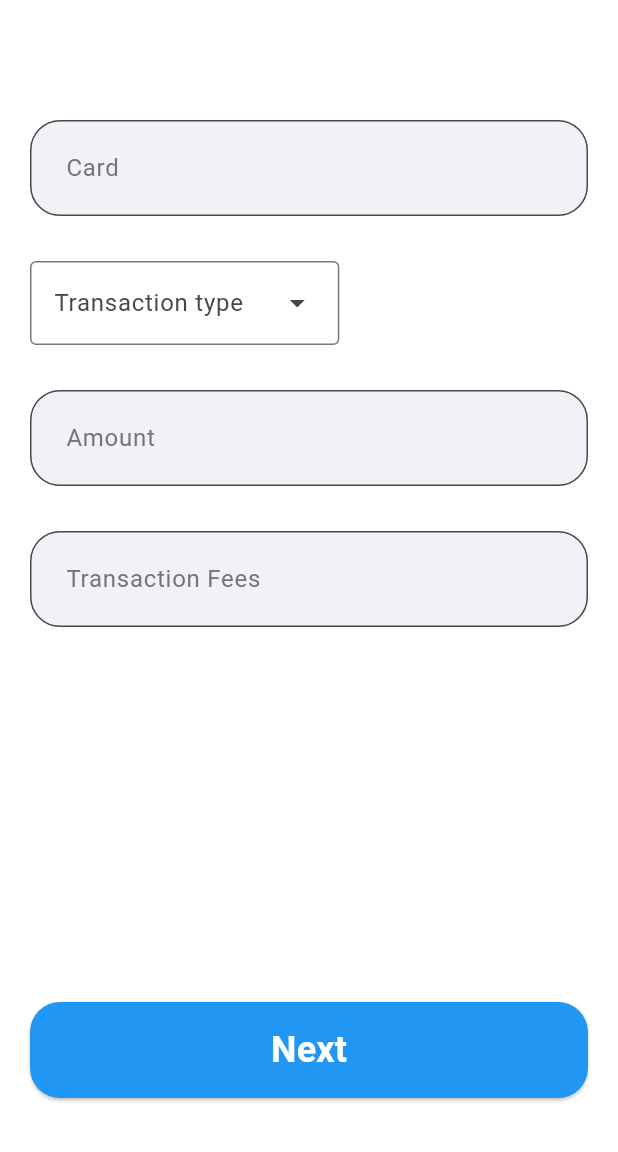
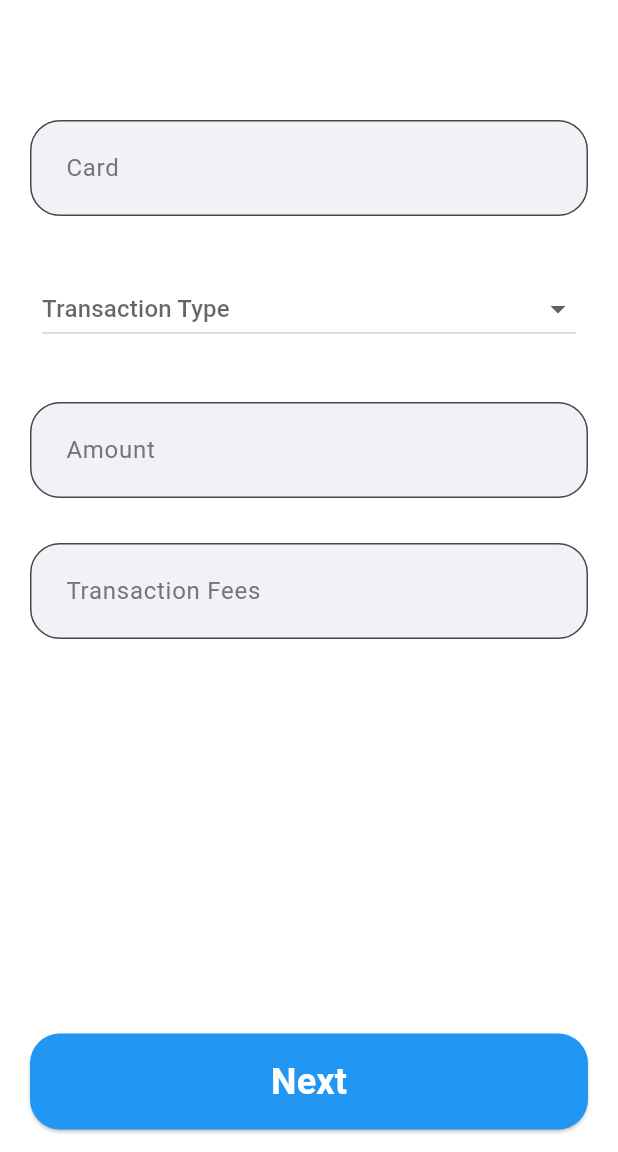
Before and after one commit to monzerabdullah/katib_kashi, a Flutter app: the TransactionView screen opened directly, after a tap on "Next", on a phone screen of 412 x 824 dp, the part 84-1236 px from its top. Run offline on Flutter 3.47's test engine with Material 3 defaults, Android fonts, the phone set to English and light mode, and no system bars; our stand-ins replace carousel_slider, flutter_svg.

Commit message:
update the drop down menu widget with a dropdown extended button

```diff
--- a/lib/views/transaction_view.dart
+++ b/lib/views/transaction_view.dart
@@ -80,30 +80,38 @@ class _TransactionViewState extends State<TransactionView> {
               const SizedBox(
                 height: 30,
               ),
-              DropdownMenu(
-                onSelected: (value) {
+              Padding(
+                padding: const EdgeInsets.all(8.0),
+                child: DropdownButton(
+                  onChanged: (value) {
+                    setState(() {
                       transactionType = value;
-                  debugPrint(transactionType.toString());
+                    });
                   },
-                label: const Text('Transaction type'),
-                menuStyle: const MenuStyle(
-                  backgroundColor: MaterialStatePropertyAll(kGrey),
-                  surfaceTintColor: MaterialStatePropertyAll(kGrey),
+                  isExpanded: true,
+                  hint: const Text('Transaction Type'),
+                  value: transactionType,
+                  items: const [
+                    DropdownMenuItem(
+                      value: TransactionType.receiveOnly,
+                      child: Text(
+                        'Reciving',
                       ),
-                dropdownMenuEntries: const [
-                  DropdownMenuEntry(
-                    value: TransactionType.receiveOnly,
-                    label: 'Recieving',
                     ),
-                  DropdownMenuEntry(
+                    DropdownMenuItem(
                       value: TransactionType.receiveAndExchange,
-                    label: 'Exchanging',
+                      child: Text(
+                        'Reciving And Exchange',
                       ),
-                  DropdownMenuEntry(
+                    ),
+                    DropdownMenuItem(
                       value: TransactionType.send,
-                    label: 'Sending',
+                      child: Text(
+                        'Sending',
+                      ),
                     ),
                   ],
+                ),
               ),
               const SizedBox(
                 height: 30,
@@ -151,11 +159,9 @@ class _TransactionViewState extends State<TransactionView> {
                   ),
                 ),
               ),
-              const SizedBox(
-                height: 250,
-              ),
+              const Spacer(),
               ElevatedButton(
-                onPressed: () {
+                onPressed: () async {
                   Provider.of<TransactionViewModel>(context, listen: false)
                       .addTransaction(
                     Transaction(
@@ -169,7 +175,7 @@ class _TransactionViewState extends State<TransactionView> {
                   Navigator.push(
                     context,
                     MaterialPageRoute(
-                      builder: (context) => ConfirmTransactionView(),
+                      builder: (context) => const ConfirmTransactionView(),
                     ),
                   );
                 },
@@ -188,7 +194,8 @@ class _TransactionViewState extends State<TransactionView> {
                     color: kWhite,
                   ),
                 ),
-              )
+              ),
+              const SizedBox(height: 15),
             ],
           ),
         ),
```
Lines whose indentation alone changed are shown as unchanged.
